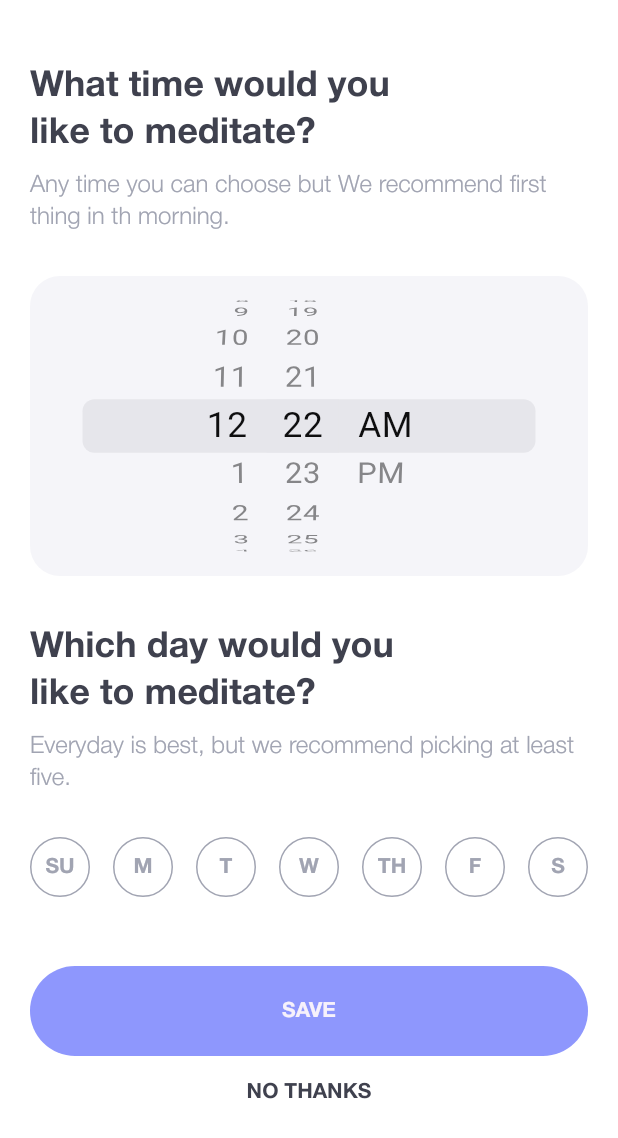
After one commit to shiponirfan/meditation_app, a Flutter app: the RemindersScreen screen opened directly, on a phone screen of 412 x 824 dp. The commit adds this screen. Shown: the top 1138 px of the screen. Run offline on Flutter 3.47's test engine with Material 3 defaults, Android fonts, the phone set to English and light mode, and no system bars.

Commit message:
Reminders Screen Added

```diff
--- a/lib/views/home/choose_topic_screen.dart
+++ b/lib/views/home/choose_topic_screen.dart
@@ -2,6 +2,7 @@ import 'package:flutter/material.dart';
 import 'package:meditation_app/utils/app_color.dart';
 import 'package:meditation_app/utils/app_extension.dart';
 import 'package:flutter_staggered_grid_view/flutter_staggered_grid_view.dart';
+import 'package:meditation_app/views/home/reminders_screen.dart';
 
 class ChooseTopicScreen extends StatefulWidget {
   const ChooseTopicScreen({super.key});
@@ -117,7 +118,9 @@ class _ChooseTopicScreenState extends State<ChooseTopicScreen> {
                         ? context.width * 0.55
                         : context.width * 0.45;
                     Map<String, String> topic = topicData[index];
-                    return Container(
+                    return InkWell(
+                      onTap: _onTapNavigateNextPage,
+                      child: Container(
                         height: height,
                         decoration: BoxDecoration(
                           color: HexColor.formHex(topic['bg-color']!),
@@ -160,6 +163,7 @@ class _ChooseTopicScreenState extends State<ChooseTopicScreen> {
                               ),
                             )
                           ],
+                        ),
                       ),
                     );
                   },
@@ -209,4 +213,8 @@ class _ChooseTopicScreenState extends State<ChooseTopicScreen> {
       ],
     );
   }
+
+  void _onTapNavigateNextPage() {
+    context.push(const RemindersScreen());
   }
+}
--- /dev/null
+++ b/lib/views/home/reminders_screen.dart
@@ -0,0 +1,185 @@
+import 'package:flutter/cupertino.dart';
+import 'package:flutter/material.dart';
+import 'package:meditation_app/utils/app_color.dart';
+import 'package:meditation_app/utils/app_extension.dart';
+import 'package:meditation_app/widget/app_circle_btn.dart';
+import 'package:meditation_app/widget/app_rounded_btn.dart';
+
+class RemindersScreen extends StatefulWidget {
+  const RemindersScreen({super.key});
+
+  @override
+  State<RemindersScreen> createState() => _RemindersScreenState();
+}
+
+class _RemindersScreenState extends State<RemindersScreen> {
+  List<Map<String, dynamic>> dayPicking = [
+    {
+      'title': 'SU',
+      'isSelected': false,
+    },
+    {
+      'title': 'M',
+      'isSelected': false,
+    },
+    {
+      'title': 'T',
+      'isSelected': false,
+    },
+    {
+      'title': 'W',
+      'isSelected': false,
+    },
+    {
+      'title': 'TH',
+      'isSelected': false,
+    },
+    {
+      'title': 'F',
+      'isSelected': false,
+    },
+    {
+      'title': 'S',
+      'isSelected': false,
+    },
+  ];
+
+  @override
+  Widget build(BuildContext context) {
+    return Scaffold(
+      body: SingleChildScrollView(
+        padding: const EdgeInsets.symmetric(horizontal: 20),
+        child: SafeArea(
+          child: Column(
+            crossAxisAlignment: CrossAxisAlignment.center,
+            children: [
+              Container(
+                constraints: BoxConstraints(minHeight: context.height - 180),
+                child: Column(
+                  children: [
+                    _buildTextContent(),
+                    const SizedBox(
+                      height: 30,
+                    ),
+                    Container(
+                      height: 200,
+                      decoration: BoxDecoration(
+                        color: const Color(0xffF5F5F9),
+                        borderRadius: BorderRadius.circular(20),
+                      ),
+                      child: CupertinoDatePicker(
+                        mode: CupertinoDatePickerMode.time,
+                        onDateTimeChanged: (DateTime newDate) {},
+                        use24hFormat: false,
+                        minuteInterval: 1,
+                      ),
+                    ),
+                    const SizedBox(
+                      height: 30,
+                    ),
+                    _buildBottomTextContent(),
+                    const SizedBox(
+                      height: 30,
+                    ),
+                    Row(
+                        mainAxisAlignment: MainAxisAlignment.spaceBetween,
+                        children: dayPicking.map((day) {
+                          return AppCircleBtn(
+                            title: day['title'],
+                            isSelected: day['isSelected'],
+                            onPressed: () {
+                              setState(() {
+                                dayPicking[dayPicking.indexOf(day)]
+                                    ['isSelected'] = !day['isSelected'];
+                              });
+                            },
+                          );
+                        }).toList())
+                  ],
+                ),
+              ),
+              AppRoundedBtn(
+                title: 'SAVE',
+                type: AppRoundedBtnType.primary,
+                onPressed: () {},
+              ),
+              TextButton(
+                onPressed: () {
+                  context.pop();
+                },
+                child: Text(
+                  'NO THANKS',
+                  style: TextStyle(
+                      fontSize: 14,
+                      fontWeight: FontWeight.w600,
+                      color: AppColor.primaryText),
+                ),
+              )
+            ],
+          ),
+        ),
+      ),
+    );
+  }
+
+  Widget _buildTextContent() {
+    return Column(
+      crossAxisAlignment: CrossAxisAlignment.start,
+      children: [
+        const SizedBox(
+          height: 40,
+        ),
+        Text(
+          'What time would you\nlike to meditate?',
+          style: TextStyle(
+            fontWeight: FontWeight.w700,
+            fontSize: 24,
+            color: AppColor.primaryText,
+            height: 1.3,
+          ),
+        ),
+        const SizedBox(
+          height: 10,
+        ),
+        Text(
+          'Any time you can choose but We recommend first thing in th morning.',
+          style: TextStyle(
+            fontWeight: FontWeight.w300,
+            fontSize: 16,
+            color: AppColor.secondaryText,
+            height: 1.3,
+          ),
+        ),
+      ],
+    );
+  }
+
+  Widget _buildBottomTextContent() {
+    return Column(
+      crossAxisAlignment: CrossAxisAlignment.start,
+      children: [
+        Text(
+          'Which day would you\nlike to meditate?',
+          style: TextStyle(
+            fontWeight: FontWeight.w700,
+            fontSize: 24,
+            color: AppColor.primaryText,
+            height: 1.3,
+          ),
+        ),
+        const SizedBox(
+          height: 10,
+        ),
+        Text(
+          'Everyday is best, but we recommend picking at least five.',
+          style: TextStyle(
+            fontWeight: FontWeight.w300,
+            fontSize: 16,
+            color: AppColor.secondaryText,
+            height: 1.3,
+          ),
+        ),
+      ],
+    );
+  }
+}
--- /dev/null
+++ b/lib/widget/app_circle_btn.dart
@@ -0,0 +1,43 @@
+import 'package:flutter/material.dart';
+import 'package:meditation_app/utils/app_color.dart';
+
+class AppCircleBtn extends StatelessWidget {
+  final String title;
+  final bool isSelected;
+  final VoidCallback onPressed;
+
+  const AppCircleBtn(
+      {super.key,
+      required this.title,
+      required this.isSelected,
+      required this.onPressed});
+
+  @override
+  Widget build(BuildContext context) {
+    return InkWell(
+      onTap: onPressed,
+      borderRadius: BorderRadius.circular(20),
+      child: Container(
+        width: 40,
+        height: 40,
+        alignment: Alignment.center,
+        decoration: BoxDecoration(
+          color: isSelected ? AppColor.primaryText : Colors.white,
+          border: Border.all(
+            color: AppColor.secondaryText,
+            width: 1,
+          ),
+          borderRadius: BorderRadius.circular(20),
+        ),
+        child: Text(
+          title,
+          style: TextStyle(
+            fontSize: 14,
+            fontWeight: FontWeight.w600,
+            color: isSelected ? Colors.white : AppColor.secondaryText,
+          ),
+        ),
+      ),
+    );
+  }
+}
```
Lines whose indentation alone changed are shown as unchanged.
